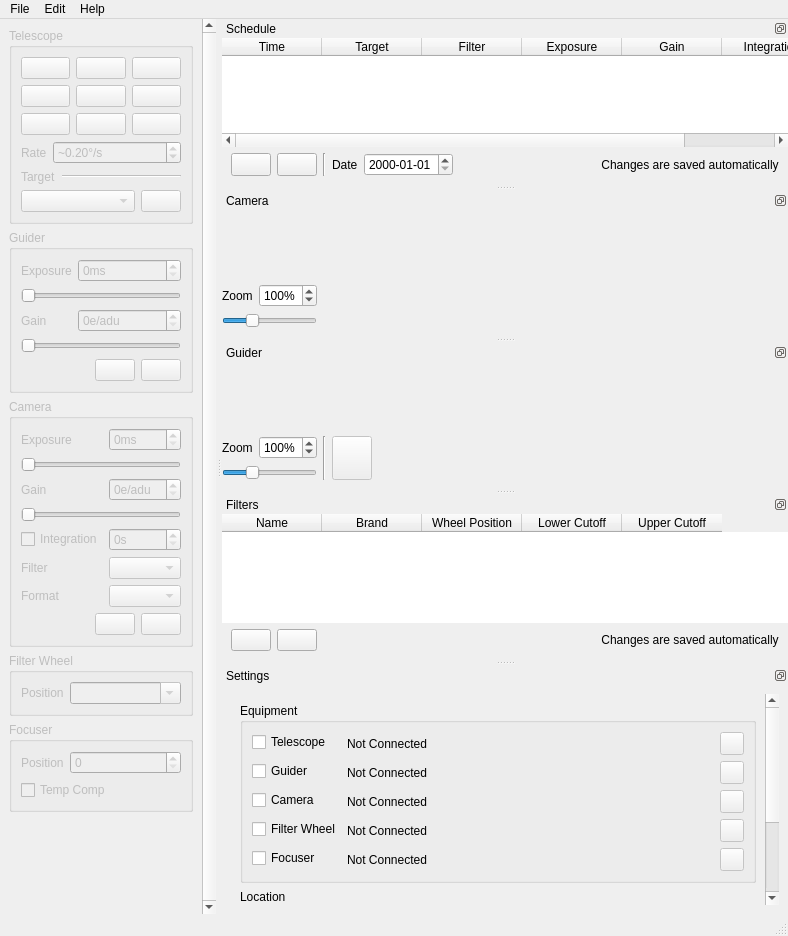
This is qt5/mainwindow.ui in EthanChappel/Ecliptic as Qt 5 draws it before an edit. The edited form follows.
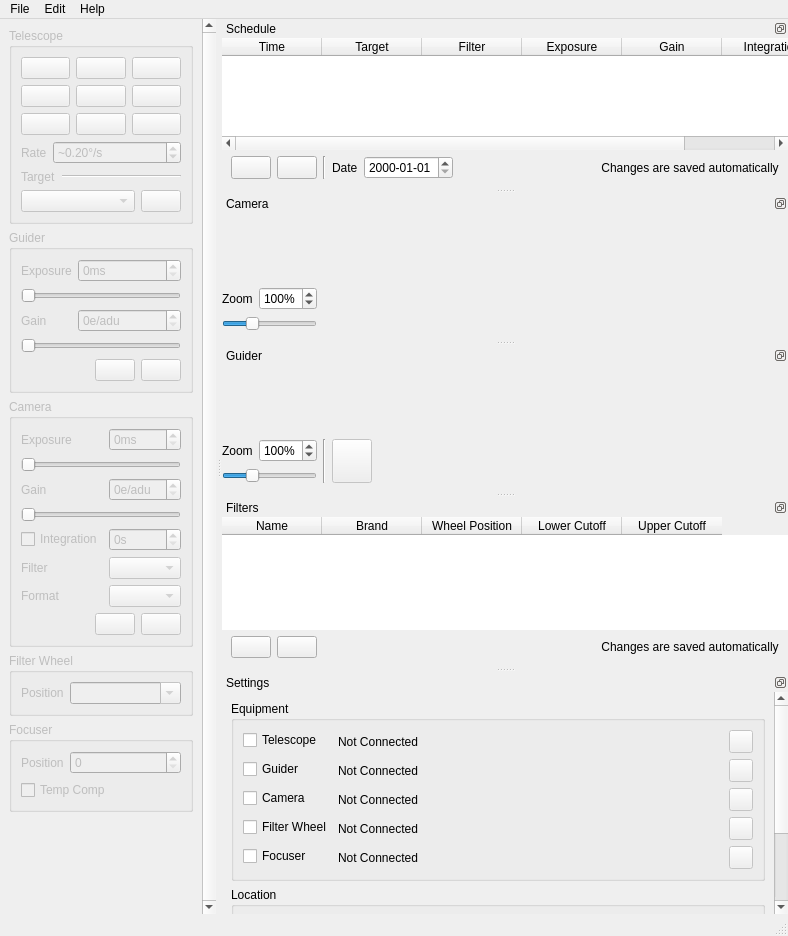
This is the edited form. Icons and pictures are not drawn.

Commit message: Remove extra padding from settings page

Diff of the .ui file:
```diff
--- a/qt5/mainwindow.ui
+++ b/qt5/mainwindow.ui
@@ -1946,6 +1946,18 @@
    </attribute>
    <widget class="QWidget" name="dockWidgetContents">
     <layout class="QVBoxLayout" name="verticalLayout_8">
+     <property name="leftMargin">
+      <number>0</number>
+     </property>
+     <property name="topMargin">
+      <number>0</number>
+     </property>
+     <property name="rightMargin">
+      <number>0</number>
+     </property>
+     <property name="bottomMargin">
+      <number>0</number>
+     </property>
      <item>
       <widget class="QScrollArea" name="scrollArea">
        <property name="frameShape">
@@ -1962,7 +1974,7 @@
          <rect>
           <x>0</x>
           <y>-67</y>
-          <width>471</width>
+          <width>489</width>
           <height>382</height>
          </rect>
         </property>
```
The commit also changes 1 other file.
